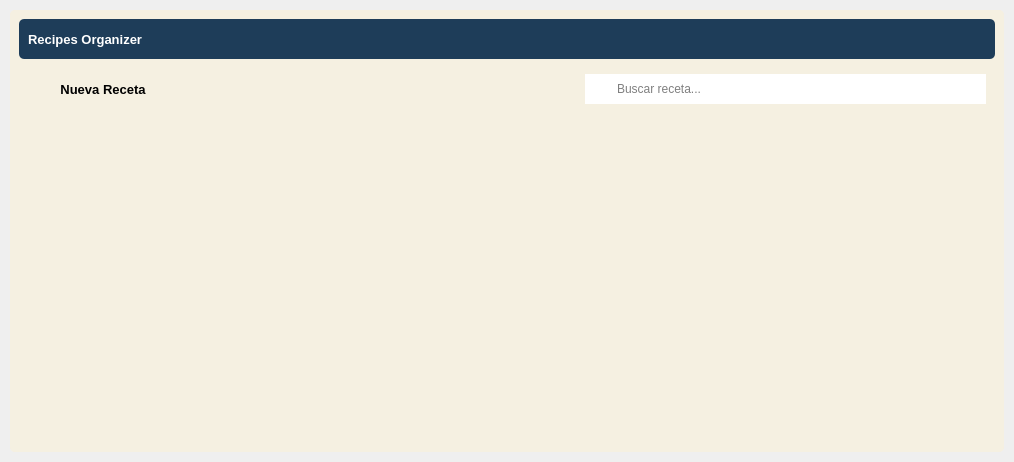
AdrianDali/MonitoreoSide6, file ui_files/main_window.ui: the form before one commit.
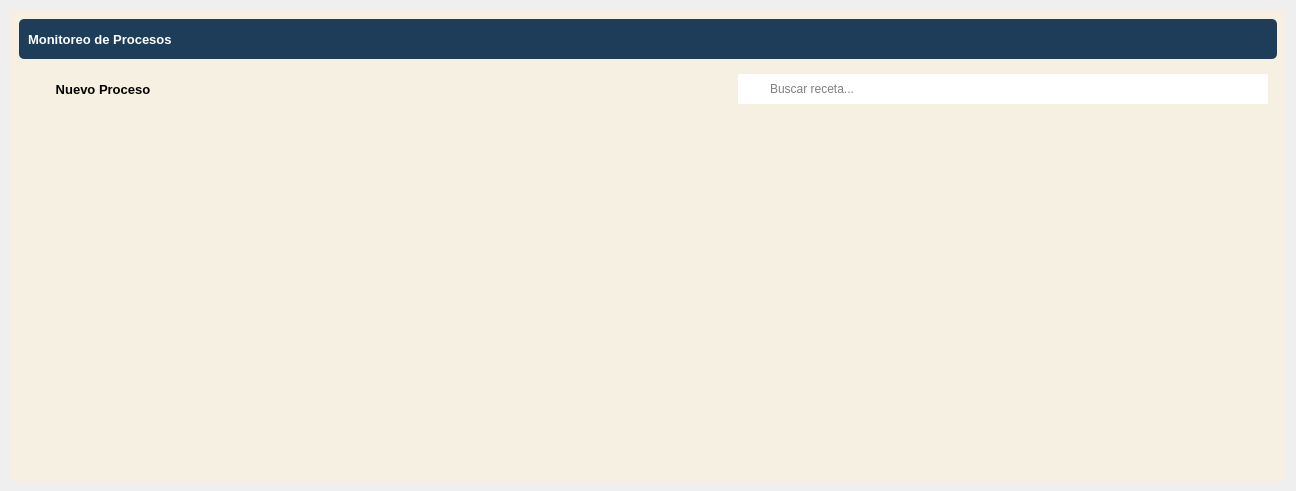
The form after the commit. Icons and pictures are not drawn.

What changed in the file:
```diff
--- a/ui_files/main_window.ui
+++ b/ui_files/main_window.ui
@@ -6,8 +6,8 @@
    <rect>
     <x>0</x>
     <y>0</y>
-    <width>1014</width>
-    <height>462</height>
+    <width>1296</width>
+    <height>491</height>
    </rect>
   </property>
   <property name="windowTitle">
@@ -128,7 +128,7 @@
                   <string notr="true">color: white;</string>
                  </property>
                  <property name="text">
-                  <string>Recipes Organizer</string>
+                  <string>Monitoreo de Procesos</string>
                  </property>
                 </widget>
                </item>
@@ -226,7 +226,7 @@
                    <rect>
                     <x>90</x>
                     <y>0</y>
-                    <width>22</width>
+                    <width>21</width>
                     <height>22</height>
                    </rect>
                   </property>
@@ -286,7 +286,7 @@
 QPushButton::hover {background-color : #ffc13b};</string>
                  </property>
                  <property name="text">
-                  <string>Nueva Receta</string>
+                  <string>Nuevo Proceso</string>
                  </property>
                  <property name="icon">
                   <iconset>
```
Left out of the diff: 12 changed lines with no effect on the pictures.
